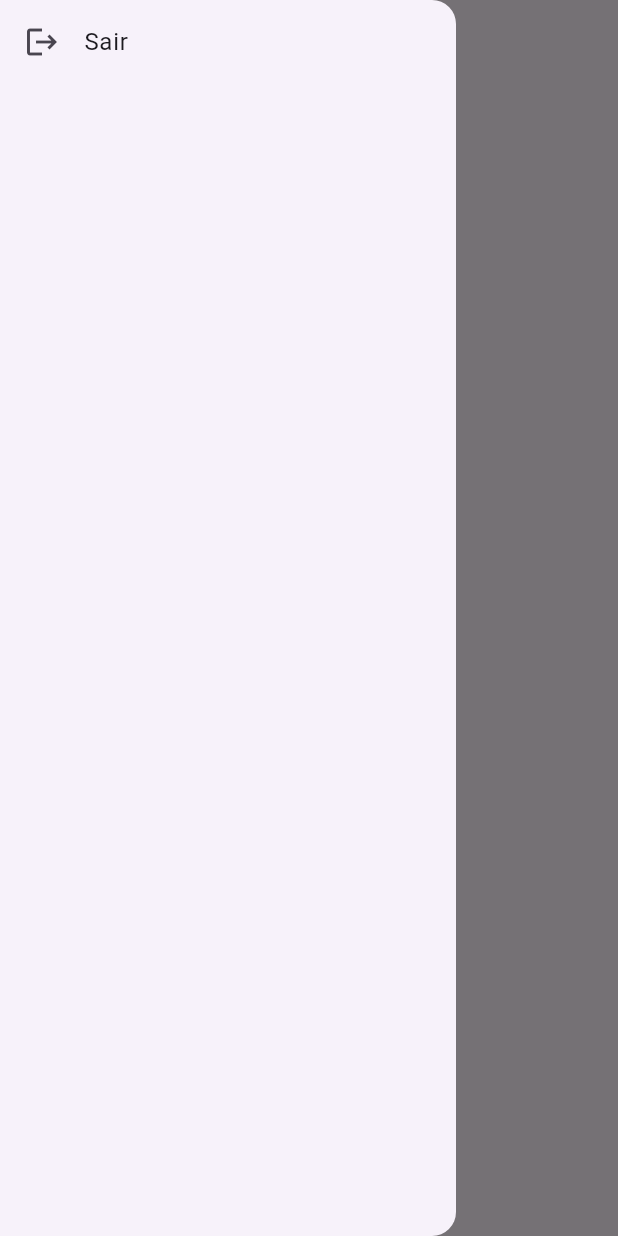
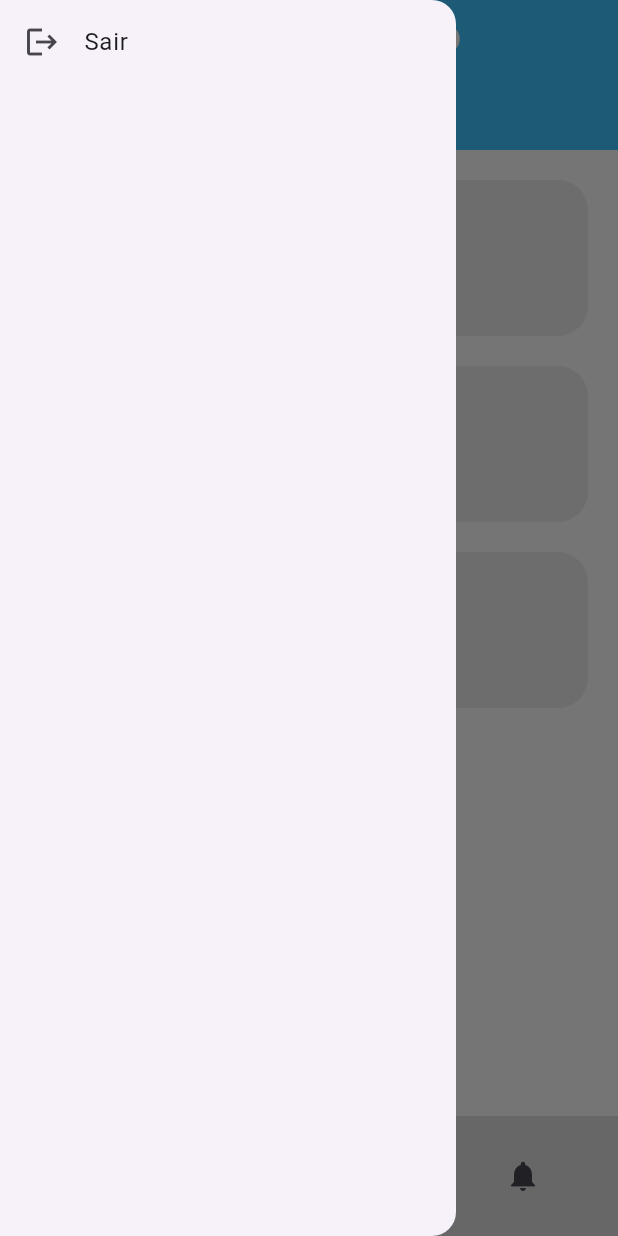
Before and after one commit to THSDEVELOP/fraseando, a Flutter app: the screen it shows once a user with an empty profile is signed in, with the side drawer open, on a phone screen of 412 x 824 dp. Run offline on Flutter 3.47's test engine with Material 3 defaults, Android fonts, the phone set to English and light mode, and no system bars; our stand-ins replace firebase_auth, firebase_core, google_sign_in; accounts and stored records are empty; generated files the repository leaves out were written again; network calls fail; Roboto replaces fonts that are missing (Pacifico).

```diff
--- a/lib/main.dart
+++ b/lib/main.dart
@@ -45,7 +45,7 @@ class _RouterTelaState extends State<RouterTela> {
       stream: FirebaseAuth.instance.userChanges(),
       builder: (context, snapshot) {
         if (snapshot.hasData) {
-          return const MainPage();
+          return MyHomePage();
         } else {
           return const PageLogin();
         }
--- a/lib/pages/PageLogin.dart
+++ b/lib/pages/PageLogin.dart
@@ -4,6 +4,7 @@ import 'package:firebase_auth/firebase_auth.dart';
 import 'package:flutter/material.dart';
 import 'package:fraseando/components/decorationPassword.dart';
 import 'package:fraseando/components/snackbar.dart';
+import 'package:fraseando/pages/mainPage.dart';
 import 'package:fraseando/servicos/autentication.dart';
 import 'package:google_sign_in/google_sign_in.dart';
 
@@ -183,7 +184,7 @@ class _PageLoginState extends State<PageLogin> {
                         ),
                         ElevatedButton(
                           onPressed: () {
-                            signInWithGoogle();
+                            signInWithGoogle(context);
                           },
                           style: ElevatedButton.styleFrom(
                             padding: const EdgeInsets.symmetric(
@@ -226,7 +227,7 @@ class _PageLoginState extends State<PageLogin> {
     );
   }
 
-  signInWithGoogle() async {
+  signInWithGoogle(BuildContext context) async {
     GoogleSignInAccount? googleUser = await GoogleSignIn().signIn();
 
     GoogleSignInAuthentication? googleAuth = await googleUser?.authentication;
@@ -239,6 +240,12 @@ class _PageLoginState extends State<PageLogin> {
     UserCredential userCredential =
         await FirebaseAuth.instance.signInWithCredential(credential);
     print(userCredential.user?.displayName);
+
+    // Após o login bem-sucedido, navegue para a página principal
+    Navigator.pushReplacement(
+      context,
+      MaterialPageRoute(builder: (context) => MyHomePage()),
+    );
   }
 
   botaoLoginClicado() {
--- a/lib/pages/Register.dart
+++ b/lib/pages/Register.dart
@@ -23,10 +23,11 @@ class _RegisterState extends State<Register> {
   bool isObscureconfirmText = false;
   final _formkey = GlobalKey<FormState>();
 
-  TextEditingController _nomeController = TextEditingController();
-  TextEditingController _emailController = TextEditingController();
-  TextEditingController _senhaController = TextEditingController();
-  TextEditingController _confirmaSenhaController = TextEditingController();
+  final TextEditingController _nomeController = TextEditingController();
+  final TextEditingController _emailController = TextEditingController();
+  final TextEditingController _senhaController = TextEditingController();
+  final TextEditingController _confirmaSenhaController =
+      TextEditingController();
 
   final AutenticacaoServico _autentServico = AutenticacaoServico();
 
@@ -240,8 +241,8 @@ class _RegisterState extends State<Register> {
             texto: "Agora você faz parte do Fraseando, seja bem vindo",
             isErro: false,
           );
-          Navigator.push(context,
-              MaterialPageRoute(builder: (context) => const MainPage()));
+          Navigator.push(
+              context, MaterialPageRoute(builder: (context) => MyHomePage()));
         }
       });
     } else {
--- a/lib/pages/mainPage.dart
+++ b/lib/pages/mainPage.dart
@@ -2,19 +2,98 @@ import 'package:flutter/material.dart';
 import 'package:fraseando/pages/pageLogin.dart';
 import 'package:fraseando/servicos/autentication.dart';
 
-class MainPage extends StatefulWidget {
-  const MainPage({super.key});
-
+class MyHomePage extends StatefulWidget {
   @override
-  State<MainPage> createState() => _MainPageState();
+  _MyHomePageState createState() => _MyHomePageState();
 }
 
-class _MainPageState extends State<MainPage> {
+class _MyHomePageState extends State<MyHomePage> {
+  int _selectedIndex = 0;
+  bool _isExpanded = false;
+
+  void _onItemTapped(int index) {
+    setState(() {
+      _selectedIndex = index;
+    });
+  }
+
+  void _toggleExpand() {
+    setState(() {
+      _isExpanded = !_isExpanded;
+    });
+  }
+
+  Widget _buildListItem(String title, IconData icon) {
+    return GestureDetector(
+      onVerticalDragUpdate: (details) {
+        if (details.delta.dy < -10) {
+          _toggleExpand();
+        }
+      },
+      onHorizontalDragUpdate: (details) {
+        if (details.delta.dx.abs() > 10) {
+          _toggleExpand();
+        }
+      },
+      child: Padding(
+        padding: const EdgeInsets.symmetric(horizontal: 20.0),
+        child: AnimatedContainer(
+          duration: const Duration(milliseconds: 300),
+          decoration: BoxDecoration(
+            color: Colors.grey[200],
+            borderRadius: _isExpanded
+                ? BorderRadius.circular(0)
+                : BorderRadius.circular(20),
+          ),
+          child: Center(
+            child: Column(
+              mainAxisAlignment: MainAxisAlignment.center,
+              children: [
+                Icon(
+                  icon,
+                  size: 60,
+                  color: Colors.blueGrey,
+                ),
+                const SizedBox(height: 10),
+                Text(
+                  title,
+                  style: const TextStyle(fontSize: 24),
+                  textAlign: TextAlign.center,
+                ),
+              ],
+            ),
+          ),
+        ),
+      ),
+    );
+  }
+
   @override
   Widget build(BuildContext context) {
     return Scaffold(
-      appBar: AppBar(
-        title: Text("Tela inicial"),
+      appBar: PreferredSize(
+        preferredSize: const Size.fromHeight(100.0),
+        child: AppBar(
+          backgroundColor: Colors.lightBlueAccent,
+          centerTitle: true,
+          title: const Row(
+            mainAxisAlignment: MainAxisAlignment.center,
+            children: [
+              Padding(
+                padding: EdgeInsets.only(bottom: 8.0),
+                child: Text(
+                  "Bem-vindo",
+                  style: TextStyle(
+                    fontSize: 30,
+                    fontWeight: FontWeight.bold,
+                    color: Colors.white,
+                    fontFamily: 'Pacifico',
+                  ),
+                ),
+              ),
+            ],
+          ),
+        ),
       ),
       drawer: Drawer(
         child: ListView(
@@ -31,6 +110,60 @@ class _MainPageState extends State<MainPage> {
           ],
         ),
       ),
+      body: ListView(
+        physics: const BouncingScrollPhysics(),
+        shrinkWrap: true,
+        padding: const EdgeInsets.symmetric(vertical: 20.0),
+        children: [
+          _buildListItem("Emoções", Icons.sentiment_satisfied),
+          const SizedBox(height: 20),
+          _buildListItem("Tarefas", Icons.done),
+          const SizedBox(height: 20),
+          _buildListItem("Necessidades", Icons.lightbulb_outline),
+        ],
+      ),
+      backgroundColor: Colors.white,
+      bottomNavigationBar: BottomAppBar(
+        color: Colors.grey[300],
+        child: Stack(
+          alignment: Alignment.center,
+          children: [
+            Positioned(
+              bottom: 0,
+              child: Container(
+                height: 60,
+                width: MediaQuery.of(context).size.width,
+                color: Colors.grey[300],
+              ),
+            ),
+            Row(
+              mainAxisAlignment: MainAxisAlignment.spaceEvenly,
+              children: <Widget>[
+                IconButton(
+                  icon: const Icon(Icons.add_circle),
+                  onPressed: () => _onItemTapped(0),
+                ),
+                IconButton(
+                  icon: const Icon(Icons.person),
+                  onPressed: () => _onItemTapped(1),
+                ),
+                IconButton(
+                  icon: const Icon(Icons.home),
+                  onPressed: () => _onItemTapped(2),
+                ),
+                IconButton(
+                  icon: const Icon(Icons.settings),
+                  onPressed: () => _onItemTapped(3),
+                ),
+                IconButton(
+                  icon: const Icon(Icons.notifications),
+                  onPressed: () => _onItemTapped(4),
+                ),
+              ],
+            ),
+          ],
+        ),
+      ),
     );
   }
 }
--- a/pubspec.yaml
+++ b/pubspec.yaml
@@ -13,7 +13,7 @@ publish_to: 'none' # Remove this line if you wish to publish to pub.dev
 # Read more about Android versioning at https://developer.android.com/studio/publish/versioning
 # In iOS, build-name is used as CFBundleShortVersionString while build-number is used as CFBundleVersion.
 # Read more about iOS versioning at
-# https://developer.apple.com/library/archive/documentation/General/Reference/InfoPlistKeyReference/Articles/CoreFoundationKeys.html
+# https://developer.applWe.com/library/archive/documentation/General/Reference/InfoPlistKeyReference/Articles/CoreFoundationKeys.html
 # In Windows, build-name is used as the major, minor, and patch parts
 # of the product and file versions while build-number is used as the build suffix.
 version: 1.0.0+1
```
Also changed, not shown: 1 other file.
